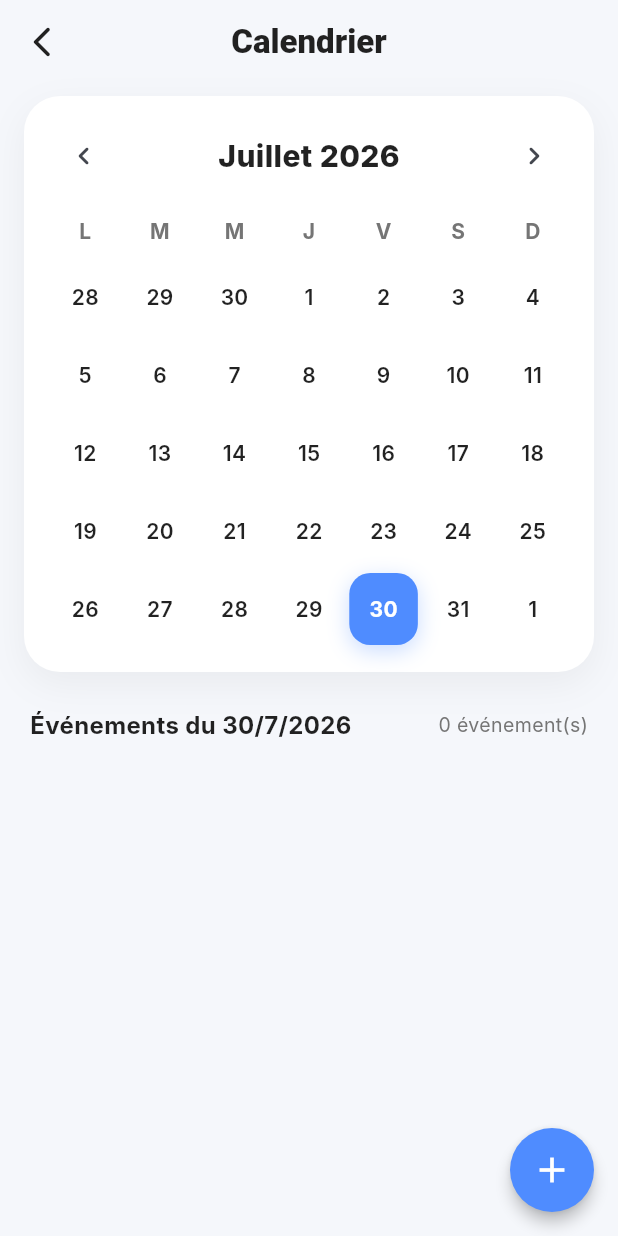
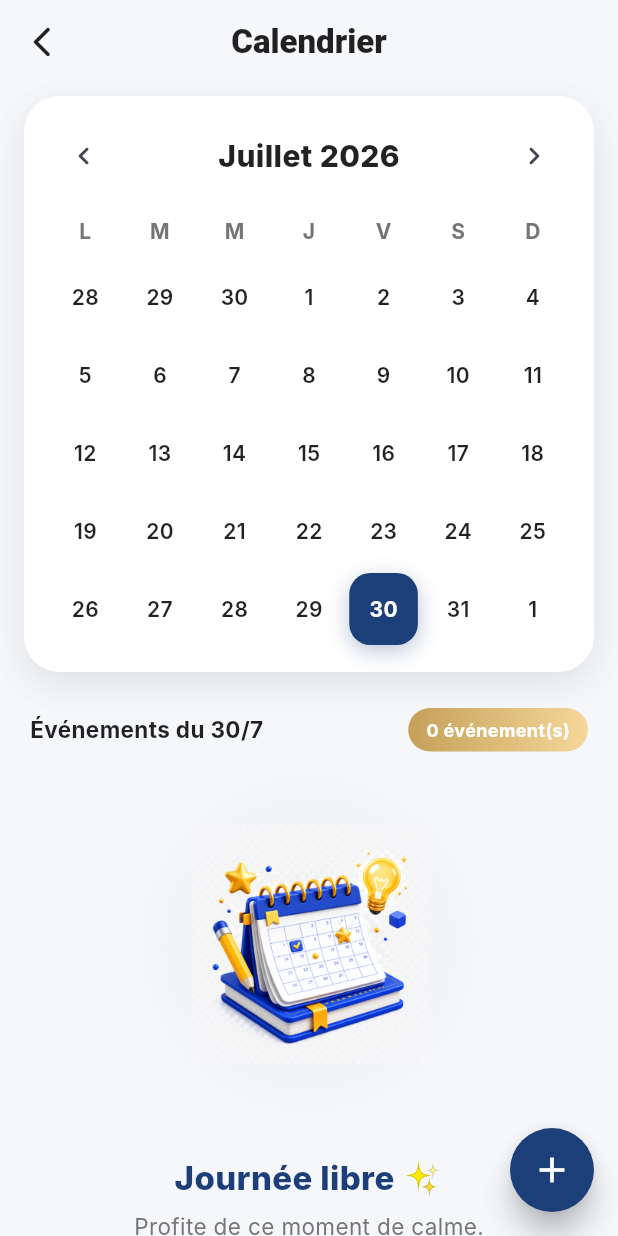
Before and after one commit to draft2023copound-svg/mou3adli, a Flutter app: the CalendarMainScreen screen opened directly, on a phone screen of 412 x 824 dp. Run offline on Flutter 3.47's test engine with Material 3 defaults, Android fonts, the phone set to English and light mode, and no system bars; our stand-ins replace percent_indicator, shared_preferences; accounts and stored records are empty; Roboto replaces fonts that are missing (Inter).

Commit message:
Mise à jour

```diff
--- a/lib/calendar_new/calendar_main_screen.dart
+++ b/lib/calendar_new/calendar_main_screen.dart
@@ -1,8 +1,8 @@
 import 'package:flutter/material.dart';
-// CORRECTION : Utilisation des chemins absolus (package:mou3adli/...)
 import 'package:mou3adli/calendar_new/controllers/calendar_controller.dart';
 import 'package:mou3adli/calendar_new/widgets/premium_calendar.dart';
 import 'package:mou3adli/calendar_new/models/calendar_event.dart';
+import 'package:mou3adli/widgets/custom_widgets.dart';
 
 class CalendarMainScreen extends StatefulWidget {
   const CalendarMainScreen({super.key});
@@ -22,6 +22,8 @@ class _CalendarMainScreenState extends State<CalendarMainScreen> {
 
   @override
   Widget build(BuildContext context) {
+    final events = _controller.getEventsForDay(_controller.selectedDate);
+
     return Scaffold(
       backgroundColor: const Color(0xFFF5F7FB),
       appBar: AppBar(
@@ -39,9 +41,21 @@ class _CalendarMainScreenState extends State<CalendarMainScreen> {
       ),
       body: Column(
         children: [
-          // --- Le calendrier premium ---
+          // --- Calendrier Premium ---
           Padding(
             padding: const EdgeInsets.symmetric(horizontal: 16, vertical: 8),
+            child: Container(
+              decoration: BoxDecoration(
+                color: Colors.white,
+                borderRadius: BorderRadius.circular(24),
+                boxShadow: [
+                  BoxShadow(
+                    color: Colors.black.withOpacity(0.04),
+                    blurRadius: 20,
+                    offset: const Offset(0, 8),
+                  ),
+                ],
+              ),
               child: PremiumCalendar(
                 controller: _controller,
                 onDateSelected: (date) {
@@ -49,28 +63,40 @@ class _CalendarMainScreenState extends State<CalendarMainScreen> {
                 },
               ),
             ),
+          ),
 
           const SizedBox(height: 16),
 
-          // --- Titre de la section événements ---
+          // --- En-tête événements ---
           Padding(
             padding: const EdgeInsets.symmetric(horizontal: 20),
             child: Row(
               mainAxisAlignment: MainAxisAlignment.spaceBetween,
+              crossAxisAlignment: CrossAxisAlignment.center,
               children: [
                 Text(
-                  'Événements du ${_controller.selectedDate.day}/${_controller.selectedDate.month}/${_controller.selectedDate.year}',
+                  'Événements du ${_controller.selectedDate.day}/${_controller.selectedDate.month}',
                   style: const TextStyle(
-                    fontSize: 16,
+                    fontSize: 15,
                     fontWeight: FontWeight.w700,
                     color: Colors.black87,
                   ),
                 ),
-                Text(
-                  '${_controller.getEventsForDay(_controller.selectedDate).length} événement(s)',
-                  style: TextStyle(
-                    fontSize: 13,
-                    color: Colors.grey.shade600,
+                Container(
+                  padding: const EdgeInsets.symmetric(horizontal: 12, vertical: 6),
+                  decoration: BoxDecoration(
+                    gradient: const LinearGradient(
+                      colors: [Color(0xFFC5A059), Color(0xFFF5D799)],
+                    ),
+                    borderRadius: BorderRadius.circular(20),
+                  ),
+                  child: Text(
+                    '${events.length} événement(s)',
+                    style: const TextStyle(
+                      fontSize: 12,
+                      fontWeight: FontWeight.bold,
+                      color: Colors.white,
+                    ),
                   ),
                 ),
               ],
@@ -79,13 +105,72 @@ class _CalendarMainScreenState extends State<CalendarMainScreen> {
 
           const SizedBox(height: 8),
 
-          // --- Liste des événements du jour ---
+          // --- Liste ou État vide premium ---
           Expanded(
-            child: ListView.builder(
+            child: events.isEmpty
+                ? Center(
+                    child: SingleChildScrollView(
+                      child: Column(
+                        mainAxisAlignment: MainAxisAlignment.center,
+                        children: [
+                          Container(
+                            width: 240,
+                            height: 240,
+                            decoration: BoxDecoration(
+                              shape: BoxShape.circle,
+                              gradient: RadialGradient(
+                                colors: [
+                                  kRoyalBlue.withOpacity(0.08),
+                                  const Color(0xFFC5A059).withOpacity(0.04),
+                                  Colors.transparent,
+                                ],
+                                stops: const [0.0, 0.5, 1.0],
+                              ),
+                            ),
+                            child: Align(
+                              alignment: Alignment.center,
+                              child: Image.asset(
+                                'assets/images/calendar_illustration.png',
+                                height: 160,
+                                fit: BoxFit.contain,
+                              ),
+                            ),
+                          ),
+                          const SizedBox(height: 20),
+                          const Text(
+                            "Journée libre ✨",
+                            style: TextStyle(
+                              fontSize: 22,
+                              fontWeight: FontWeight.w800,
+                              color: kRoyalBlue,
+                            ),
+                          ),
+                          const SizedBox(height: 6),
+                          Text(
+                            "Profite de ce moment de calme.",
+                            style: TextStyle(
+                              color: Colors.grey.shade600,
+                              fontSize: 15,
+                            ),
+                          ),
+                          const SizedBox(height: 12),
+                          Text(
+                            "Clique sur le bouton + pour organiser ta journée.",
+                            style: TextStyle(
+                              color: Colors.grey.shade500,
+                              fontSize: 13,
+                              fontStyle: FontStyle.italic,
+                            ),
+                          ),
+                        ],
+                      ),
+                    ),
+                  )
+                : ListView.builder(
                     padding: const EdgeInsets.symmetric(horizontal: 20, vertical: 8),
-              itemCount: _controller.getEventsForDay(_controller.selectedDate).length,
+                    itemCount: events.length,
                     itemBuilder: (context, index) {
-                final event = _controller.getEventsForDay(_controller.selectedDate)[index];
+                      final event = events[index];
                       return _buildEventCard(event);
                     },
                   ),
@@ -94,8 +179,8 @@ class _CalendarMainScreenState extends State<CalendarMainScreen> {
       ),
       floatingActionButton: FloatingActionButton(
         onPressed: () => _showAddEventBottomSheet(context),
-        backgroundColor: const Color(0xFF4F8CFF),
-        elevation: 4,
+        backgroundColor: kRoyalBlue,
+        elevation: 8,
         shape: const CircleBorder(),
         child: const Icon(Icons.add, color: Colors.white, size: 28),
       ),
@@ -121,11 +206,11 @@ class _CalendarMainScreenState extends State<CalendarMainScreen> {
       child: Row(
         children: [
           Container(
-            width: 8,
+            width: 6,
             height: 48,
             decoration: BoxDecoration(
               color: event.color,
-              borderRadius: BorderRadius.circular(8),
+              borderRadius: BorderRadius.circular(6),
             ),
           ),
           const SizedBox(width: 16),
@@ -188,7 +273,7 @@ class _CalendarMainScreenState extends State<CalendarMainScreen> {
     final noteController = TextEditingController();
     EventType selectedType = EventType.other;
     TimeOfDay? selectedTime;
-    Color selectedColor = const Color(0xFF4F8CFF);
+    Color selectedColor = kRoyalBlue;
 
     showModalBottomSheet(
       context: context,
@@ -229,6 +314,7 @@ class _CalendarMainScreenState extends State<CalendarMainScreen> {
                   const SizedBox(height: 16),
                   TextField(
                     controller: titleController,
+                    // SUPPRESSION DU 'const' ICI
                     decoration: InputDecoration(
                       hintText: 'Titre de l\'événement',
                       filled: true,
@@ -240,9 +326,12 @@ class _CalendarMainScreenState extends State<CalendarMainScreen> {
                     ),
                   ),
                   const SizedBox(height: 12),
+
                   DropdownButtonFormField<EventType>(
                     value: selectedType,
+                    // SUPPRESSION DU 'const' ICI
                     decoration: InputDecoration(
+                      hintText: 'Type',
                       filled: true,
                       fillColor: const Color(0xFFF5F7FB),
                       border: OutlineInputBorder(
@@ -263,7 +352,7 @@ class _CalendarMainScreenState extends State<CalendarMainScreen> {
                           EventType.exam => Colors.red,
                           EventType.homework => Colors.orange,
                           EventType.reminder => Colors.blue,
-                          EventType.other => const Color(0xFF4F8CFF),
+                          EventType.other => kRoyalBlue,
                         };
                       });
                     },
@@ -306,6 +395,7 @@ class _CalendarMainScreenState extends State<CalendarMainScreen> {
                   const SizedBox(height: 12),
                   TextField(
                     controller: noteController,
+                    // SUPPRESSION DU 'const' ICI
                     decoration: InputDecoration(
                       hintText: 'Note (optionnel)',
                       filled: true,
@@ -338,7 +428,7 @@ class _CalendarMainScreenState extends State<CalendarMainScreen> {
                         }
                       },
                       style: ElevatedButton.styleFrom(
-                        backgroundColor: const Color(0xFF4F8CFF),
+                        backgroundColor: kRoyalBlue,
                         foregroundColor: Colors.white,
                         shape: RoundedRectangleBorder(
                           borderRadius: BorderRadius.circular(18),
--- a/lib/calendar_new/widgets/premium_calendar.dart
+++ b/lib/calendar_new/widgets/premium_calendar.dart
@@ -1,6 +1,7 @@
 import 'package:flutter/material.dart';
 import '../controllers/calendar_controller.dart';
-import '../models/calendar_event.dart';
+// --- IMPORT DU BLEU ROYAL DEPUIS LE FICHIER PRINCIPAL DE TON APP ---
+import 'package:mou3adli/widgets/custom_widgets.dart'; // kRoyalBlue est défini ici
 
 class PremiumCalendar extends StatefulWidget {
   final CalendarController controller;
@@ -123,19 +124,20 @@ class _PremiumCalendarState extends State<PremiumCalendar> {
                             height: 48,
                             margin: const EdgeInsets.all(2),
                             decoration: BoxDecoration(
+                              // --- UTILISATION DE kRoyalBlue (Le même que ta navbar) ---
                               color: isSelected
-                                  ? const Color(0xFF4F8CFF)
+                                  ? kRoyalBlue
                                   : isToday
                                       ? const Color(0xFFEEF4FF)
                                       : Colors.transparent,
                               borderRadius: BorderRadius.circular(14),
                               border: isToday && !isSelected
-                                  ? Border.all(color: const Color(0xFF4F8CFF), width: 2)
+                                  ? Border.all(color: kRoyalBlue, width: 2)
                                   : null,
                               boxShadow: isSelected
                                   ? [
                                       BoxShadow(
-                                        color: const Color(0xFF4F8CFF).withOpacity(0.3),
+                                        color: kRoyalBlue.withOpacity(0.3),
                                         blurRadius: 12,
                                         offset: const Offset(0, 4),
                                       )
@@ -151,7 +153,7 @@ class _PremiumCalendarState extends State<PremiumCalendar> {
                                       color: isSelected
                                           ? Colors.white
                                           : isToday
-                                              ? const Color(0xFF4F8CFF)
+                                              ? kRoyalBlue
                                               : Colors.black87,
                                       fontWeight: isSelected ? FontWeight.bold : FontWeight.w600,
                                     ),
```
Also changed, not shown: lib/game/screens/blast_screen.dart (+36 -16 lines), assets/images/calendar_illustration.png (added). Lines whose indentation alone changed are shown as unchanged.
